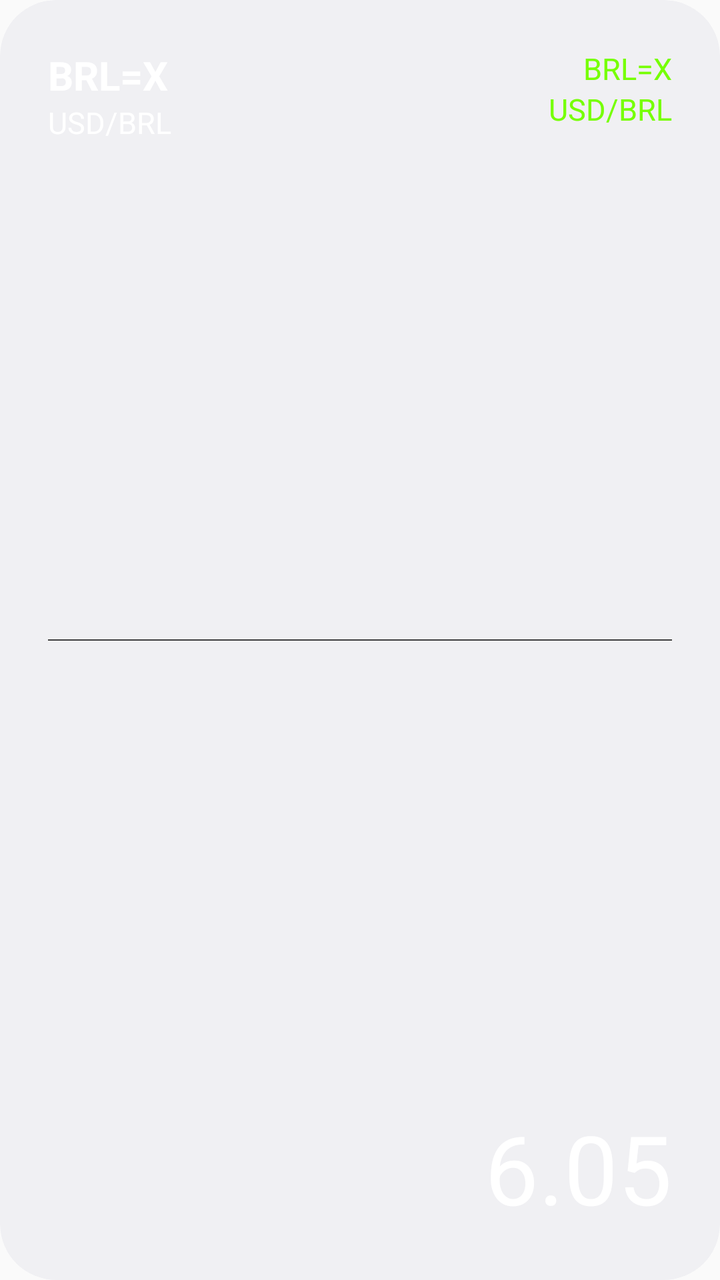
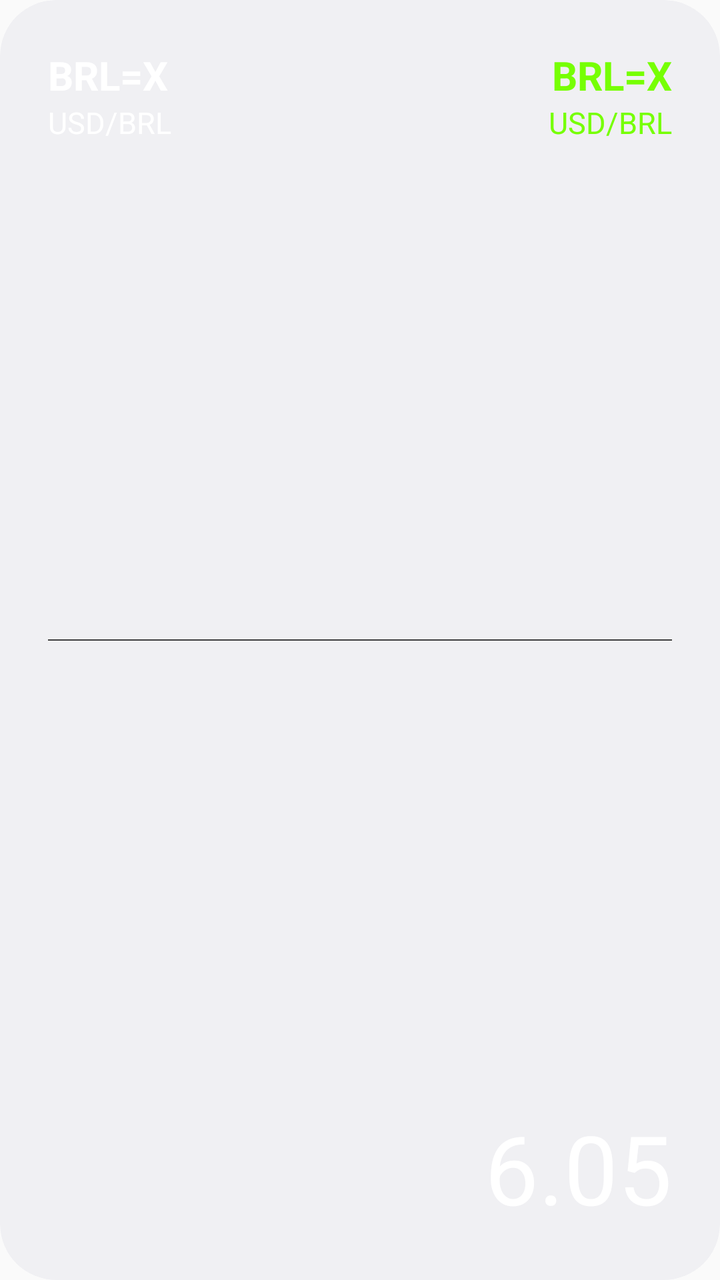

An Android layout rendered at two revisions. The XML below is the earlier revision; the diff shows what the commit changed to produce the second picture.
<!-- AndroidManifest.xml: application theme Theme.QuickRates -->
<!-- res/layout/quick_rates_widgets.xml -->
<RelativeLayout xmlns:android="http://schemas.android.com/apk/res/android"
    android:id="@+id/main_layout"
    style="@style/Widget.QuickRates.AppWidget.Container"
    android:layout_width="match_parent"
    android:layout_height="match_parent"
    android:padding="24dp"
    android:theme="@style/Theme.QuickRates.AppWidgetContainer">

    <TextView
        android:id="@+id/currency"
        android:layout_width="wrap_content"
        android:layout_height="wrap_content"
        android:layout_alignParentStart="true"
        android:layout_alignParentTop="true"
        android:contentDescription="@string/appwidget_currency"
        android:text="@string/appwidget_currency"
        android:textColor="@color/white"
        android:textSize="20sp"
        android:textStyle="bold" />

    <TextView
        android:id="@+id/currency_comparison"
        android:layout_width="wrap_content"
        android:layout_height="wrap_content"
        android:layout_below="@+id/currency"
        android:layout_alignStart="@+id/currency"
        android:contentDescription="@string/appwidget_currency_comparison"
        android:text="@string/appwidget_currency_comparison"
        android:textColor="@color/white"
        android:textSize="15sp"
        android:textStyle="normal" />

    <TextView
        android:id="@+id/var_bid"
        android:layout_width="wrap_content"
        android:layout_height="wrap_content"
        android:layout_alignTop="@+id/currency"
        android:layout_alignParentEnd="true"
        android:contentDescription="@string/appwidget_currency"
        android:text="@string/appwidget_currency"
        android:textColor="@color/gain"
        android:textSize="15sp"
        android:textStyle="normal" />

    <TextView
        android:id="@+id/pct_change"
        android:layout_width="wrap_content"
        android:layout_height="wrap_content"
        android:layout_below="@+id/var_bid"
        android:layout_alignParentEnd="true"
        android:contentDescription="@string/appwidget_currency_comparison"
        android:text="@string/appwidget_currency_comparison"
        android:textColor="@color/gain"
        android:textSize="15sp"
        android:textStyle="normal" />

    <TextView
        android:layout_width="match_parent"
        android:layout_height="0.5dp"
        android:layout_marginTop="8dp"
        android:layout_marginBottom="8dp"
        android:background="#404040"
        android:layout_centerVertical="true"/>

    <TextView
        android:id="@+id/value"
        android:layout_width="wrap_content"
        android:layout_height="wrap_content"
        android:layout_alignParentEnd="true"
        android:layout_alignParentBottom="true"
        android:contentDescription="@string/appwidget_dolar"
        android:text="@string/appwidget_dolar"
        android:textColor="@color/white"
        android:textSize="48sp"
        android:textStyle="normal" />
</RelativeLayout>
<!-- resources referenced by this layout -->
<resources>
  <color name="gain">#76ff03</color>
  <color name="white">#FFFFFFFF</color>
  <string name="appwidget_currency">BRL=X</string>
  <string name="appwidget_currency_comparison">USD/BRL</string>
  <string name="appwidget_dolar">6.05</string>
  <style name="Theme.QuickRates.AppWidgetContainer" parent="Theme.QuickRates.AppWidgetContainerParent">
          
          <item name="appWidgetPadding">16dp</item>
      </style>
  <style name="Widget.QuickRates.AppWidget.Container" parent="android:Widget">
          <item name="android:id">@android:id/background</item>
          <item name="android:background">?android:attr/colorBackground</item>
      </style>
  <style name="Theme.QuickRates" parent="android:Theme.Material.Light.NoActionBar" />
  <style name="Theme.QuickRates.AppWidgetContainerParent" parent="@android:style/Theme.DeviceDefault">
          
          <item name="appWidgetRadius">16dp</item>
          
          <item name="appWidgetInnerRadius">8dp</item>
      </style>
</resources>

<!-- the commit's change to res/layout/quick_rates_widgets.xml (unified diff, before → after) -->
@@ -39,8 +39,8 @@
         android:contentDescription="@string/appwidget_currency"
         android:text="@string/appwidget_currency"
         android:textColor="@color/gain"
-        android:textSize="15sp"
-        android:textStyle="normal" />
+        android:textSize="20sp"
+        android:textStyle="bold" />
 
     <TextView
         android:id="@+id/pct_change"
